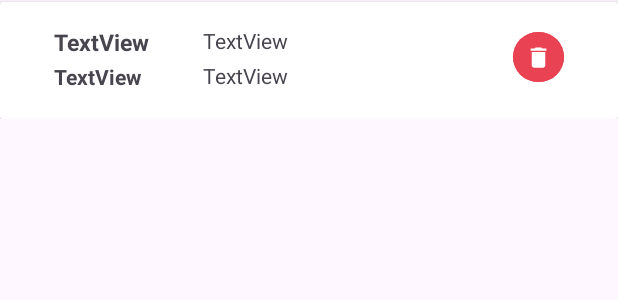
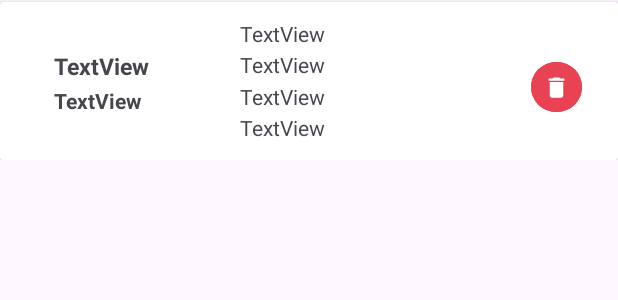
Before and after one commit to dylan-rangel/TargetTechTracker, an Android app: the layout days.xml on its own in the app's theme, with its tools: preview values and no code run, on a phone screen of 412 x 824 dp. Shown: the top 300 px of the screen. Run offline under Robolectric (Android 15) with nearby library versions, the phone set to English and light mode, and no system bars.

Commit message:
Some bug fixes and changes to sale day layout

```diff
--- a/app/src/main/java/com/example/techtracker/SaleDays.java
+++ b/app/src/main/java/com/example/techtracker/SaleDays.java
@@ -81,7 +81,10 @@ public class SaleDays extends AppCompatActivity {
 
         adapter = new SaledayAdapter(SaleDays.this, this, table_id, storeid, total_mobile, total_electronic, total_nmp, total_prepaid, total_service, total_ac, total_cc, date);
         recyclerView.setAdapter(adapter);
-        recyclerView.setLayoutManager(new LinearLayoutManager(SaleDays.this));
+        LinearLayoutManager layoutManager = new LinearLayoutManager(SaleDays.this);
+        layoutManager.setReverseLayout(true);
+        layoutManager.setStackFromEnd(true);
+        recyclerView.setLayoutManager(layoutManager);
     }
 
     @Override
--- a/app/src/main/java/com/example/techtracker/SaledayAdapter.java
+++ b/app/src/main/java/com/example/techtracker/SaledayAdapter.java
@@ -71,6 +71,8 @@ public class SaledayAdapter extends RecyclerView.Adapter<SaledayAdapter.ViewHold
             holder.VariableText.setText("Store: T" + storeId.get(position));
             holder.mobile.setText("Total Mobile: $" + String.valueOf(totalMobile.get(position)));
             holder.electronics.setText("Total Electronics: $" + String.valueOf(totalElectronic.get(position)));
+            holder.activations.setText("Activations: " + String.valueOf(totalCC.get(position) + totalPrepaid.get(position)));
+            holder.nmp.setText("NMPs: " + String.valueOf(totalProtection.get(position) + totalAc.get(position)));
         }
         holder.mainLayout.setOnClickListener(new View.OnClickListener() {
             @Override
@@ -116,12 +118,14 @@ public class SaledayAdapter extends RecyclerView.Adapter<SaledayAdapter.ViewHold
     }
 
     public class ViewHolder extends RecyclerView.ViewHolder{
-        TextView Date, VariableText, mobile, electronics;
+        TextView Date, VariableText, mobile, electronics, activations, nmp;
         Button delete;
         LinearLayout mainLayout;
 
         public ViewHolder(@NonNull View itemView) {
             super(itemView);
+            activations = itemView.findViewById(R.id.totalAct);
+            nmp = itemView.findViewById(R.id.totalNmp);
             delete = itemView.findViewById(R.id.deleteDay);
             Date = itemView.findViewById(R.id.Date);
             VariableText = itemView.findViewById(R.id.VariableText);
--- a/app/src/main/res/layout/activity_sale_days.xml
+++ b/app/src/main/res/layout/activity_sale_days.xml
@@ -17,7 +17,7 @@
         app:layout_constraintHorizontal_bias="0.454"
         app:layout_constraintStart_toStartOf="parent"
         app:layout_constraintTop_toTopOf="parent"
-        app:layout_constraintVertical_bias="0.516" />
+        app:layout_constraintVertical_bias="0.158" />
 
     <com.google.android.material.floatingactionbutton.FloatingActionButton
         android:id="@+id/refresh"
--- a/app/src/main/res/layout/days.xml
+++ b/app/src/main/res/layout/days.xml
@@ -13,28 +13,28 @@
 
         <androidx.constraintlayout.widget.ConstraintLayout
             android:layout_width="match_parent"
-            android:layout_height="78dp"
+            android:layout_height="match_parent"
             android:padding="12dp">
+
+            <TextView
+                android:id="@+id/Date"
+                android:layout_width="wrap_content"
+                android:layout_height="wrap_content"
+                android:layout_marginStart="24dp"
+                android:layout_marginTop="44dp"
+                android:text="TextView"
+                android:textStyle="bold"
+                app:layout_constraintStart_toStartOf="parent"
+                app:layout_constraintTop_toTopOf="parent" />
 
             <TextView
                 android:id="@+id/VariableText"
                 android:layout_width="wrap_content"
                 android:layout_height="wrap_content"
                 android:layout_marginStart="24dp"
-                android:layout_marginTop="4dp"
+                android:layout_marginTop="20dp"
                 android:text="TextView"
                 android:textSize="15sp"
-                android:textStyle="bold"
-                app:layout_constraintStart_toStartOf="parent"
-                app:layout_constraintTop_toTopOf="parent" />
-
-            <TextView
-                android:id="@+id/Date"
-                android:layout_width="wrap_content"
-                android:layout_height="wrap_content"
-                android:layout_marginStart="24dp"
-                android:layout_marginTop="28dp"
-                android:text="TextView"
                 android:textStyle="bold"
                 app:layout_constraintStart_toStartOf="parent"
                 app:layout_constraintTop_toTopOf="parent" />
@@ -43,16 +43,35 @@
                 android:id="@+id/TotalMobile"
                 android:layout_width="wrap_content"
                 android:layout_height="wrap_content"
-                android:layout_marginStart="36dp"
+                android:layout_marginStart="148dp"
+                android:layout_marginTop="-1dp"
                 android:text="TextView"
-                app:layout_constraintStart_toEndOf="@+id/VariableText"
-                app:layout_constraintTop_toTopOf="@+id/VariableText" />
+                app:layout_constraintStart_toStartOf="parent"
+                app:layout_constraintTop_toTopOf="parent" />
 
             <TextView
                 android:id="@+id/TotalElectronics"
                 android:layout_width="wrap_content"
                 android:layout_height="wrap_content"
-                android:layout_marginTop="4dp"
+                android:layout_marginTop="2dp"
+                android:text="TextView"
+                app:layout_constraintStart_toStartOf="@+id/TotalMobile"
+                app:layout_constraintTop_toBottomOf="@+id/TotalMobile" />
+
+            <TextView
+                android:id="@+id/totalNmp"
+                android:layout_width="wrap_content"
+                android:layout_height="wrap_content"
+                android:layout_marginTop="23dp"
+                android:text="TextView"
+                app:layout_constraintStart_toStartOf="@+id/TotalMobile"
+                app:layout_constraintTop_toBottomOf="@+id/TotalMobile" />
+
+            <TextView
+                android:id="@+id/totalAct"
+                android:layout_width="wrap_content"
+                android:layout_height="wrap_content"
+                android:layout_marginTop="44dp"
                 android:text="TextView"
                 app:layout_constraintStart_toStartOf="@+id/TotalMobile"
                 app:layout_constraintTop_toBottomOf="@+id/TotalMobile" />
@@ -61,8 +80,8 @@
                 android:id="@+id/deleteDay"
                 android:layout_width="34dp"
                 android:layout_height="41dp"
-                android:layout_marginTop="4dp"
-                android:layout_marginEnd="24dp"
+                android:layout_marginTop="24dp"
+                android:layout_marginEnd="12dp"
                 android:backgroundTint="@color/red"
                 android:contentDescription="Delete"
                 android:gravity="center"
```
Also changed, not shown: app/src/main/java/com/example/techtracker/Add.java (+7 -0 lines), app/src/main/java/com/example/techtracker/MainActivity.java (+7 -1 lines), 2 other files.
